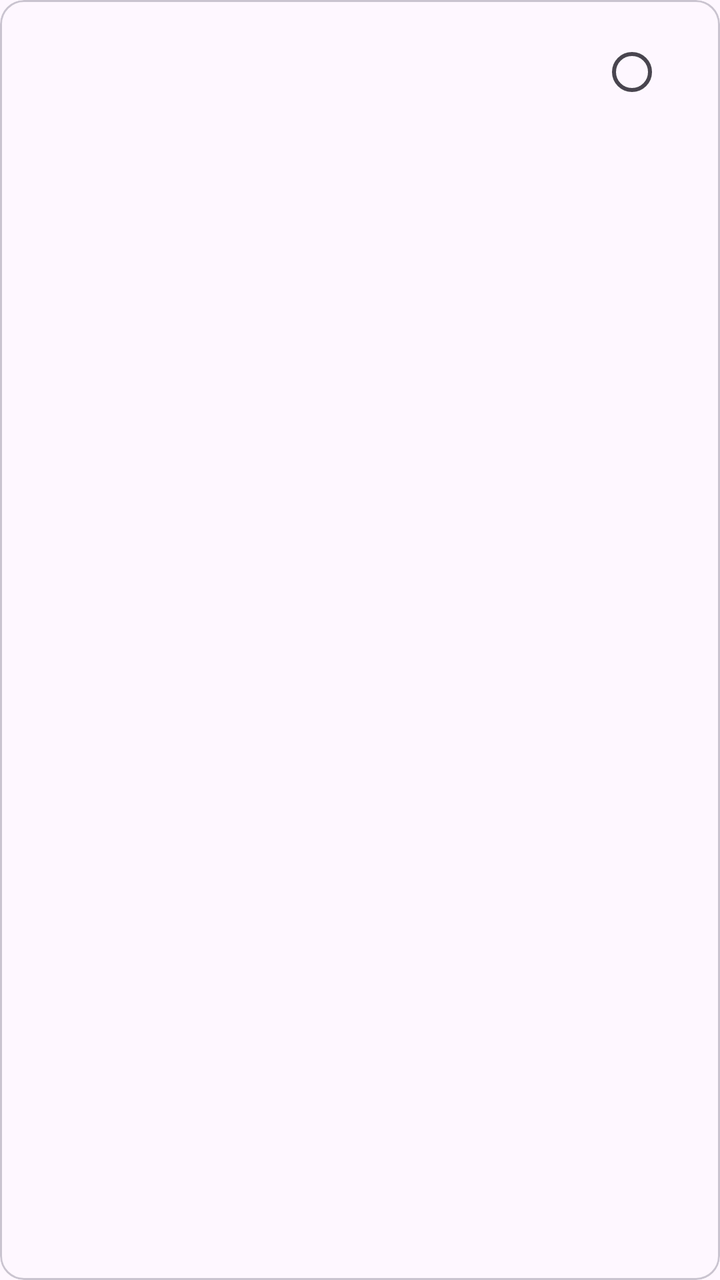
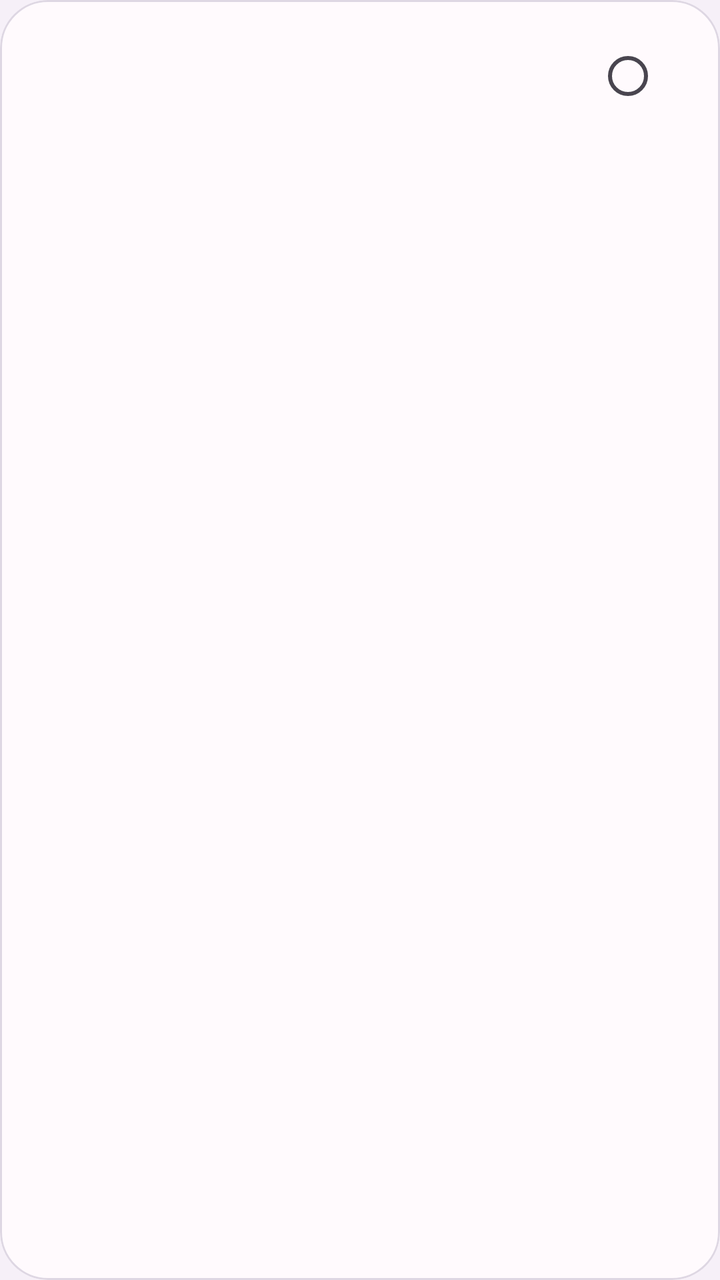

Screens rendered from an Android XML layout before and after an edit, with the pre-edit source and the edit as a unified diff.
<!-- AndroidManifest.xml: application theme Theme.Ouhuan -->
<!-- res/layout/item_assistant.xml -->
<?xml version="1.0" encoding="utf-8"?>
<com.google.android.material.card.MaterialCardView xmlns:android="http://schemas.android.com/apk/res/android"
    android:layout_width="match_parent"
    android:layout_height="wrap_content"
    android:layout_marginBottom="8dp"
    android:clickable="true"
    android:focusable="true">

    <LinearLayout
        android:layout_width="match_parent"
        android:layout_height="wrap_content"
        android:gravity="center_vertical"
        android:orientation="horizontal"
        android:padding="12dp">

        <ImageView
            android:id="@+id/ivIcon"
            android:layout_width="40dp"
            android:layout_height="40dp"
            android:contentDescription="@string/picker_title" />

        <LinearLayout
            android:layout_width="0dp"
            android:layout_height="wrap_content"
            android:layout_marginStart="12dp"
            android:layout_weight="1"
            android:orientation="vertical">

            <TextView
                android:id="@+id/tvLabel"
                android:layout_width="match_parent"
                android:layout_height="wrap_content"
                android:textSize="16sp"
                android:textStyle="bold" />

            <TextView
                android:id="@+id/tvSource"
                android:layout_width="match_parent"
                android:layout_height="wrap_content"
                android:textSize="12sp" />
        </LinearLayout>

        <RadioButton
            android:id="@+id/rbSelect"
            android:layout_width="wrap_content"
            android:layout_height="wrap_content"
            android:clickable="false"
            android:focusable="false" />
    </LinearLayout>
</com.google.android.material.card.MaterialCardView>
<!-- resources referenced by this layout -->
<resources>
  <string name="picker_title">选择助手</string>
  <style name="Theme.Ouhuan" parent="Theme.Material3.DayNight" />
</resources>

<!-- the commit's change to res/layout/item_assistant.xml (unified diff, before → after) -->
@@ -1,44 +1,39 @@
 <?xml version="1.0" encoding="utf-8"?>
 <com.google.android.material.card.MaterialCardView xmlns:android="http://schemas.android.com/apk/res/android"
+    xmlns:app="http://schemas.android.com/apk/res-auto"
     android:layout_width="match_parent"
     android:layout_height="wrap_content"
-    android:layout_marginBottom="8dp"
+    android:layout_marginBottom="10dp"
     android:clickable="true"
-    android:focusable="true">
+    android:focusable="true"
+    app:cardBackgroundColor="@color/ouhuan_card"
+    app:cardCornerRadius="24dp"
+    app:cardElevation="0dp"
+    app:strokeColor="@color/ouhuan_card_stroke"
+    app:strokeWidth="1dp">
 
     <LinearLayout
         android:layout_width="match_parent"
         android:layout_height="wrap_content"
         android:gravity="center_vertical"
         android:orientation="horizontal"
-        android:padding="12dp">
+        android:padding="14dp">
 
         <ImageView
             android:id="@+id/ivIcon"
-            android:layout_width="40dp"
-            android:layout_height="40dp"
+            android:layout_width="42dp"
+            android:layout_height="42dp"
             android:contentDescription="@string/picker_title" />
 
-        <LinearLayout
+        <TextView
+            android:id="@+id/tvLabel"
             android:layout_width="0dp"
             android:layout_height="wrap_content"
-            android:layout_marginStart="12dp"
+            android:layout_marginStart="14dp"
             android:layout_weight="1"
-            android:orientation="vertical">
-
-            <TextView
-                android:id="@+id/tvLabel"
-                android:layout_width="match_parent"
-                android:layout_height="wrap_content"
-                android:textSize="16sp"
-                android:textStyle="bold" />
-
-            <TextView
-                android:id="@+id/tvSource"
-                android:layout_width="match_parent"
-                android:layout_height="wrap_content"
-                android:textSize="12sp" />
-        </LinearLayout>
+            android:textColor="@color/ouhuan_text_main"
+            android:textSize="18sp"
+            android:textStyle="bold" />
 
         <RadioButton
             android:id="@+id/rbSelect"
<!-- resource entries referenced after the edit -->
@@ -1,6 +1,12 @@
 <!-- resources referenced by this layout -->
 <resources>
+  <color name="ouhuan_card">#FFFAFD</color>
+  <color name="ouhuan_card_stroke">#DED7E3</color>
+  <color name="ouhuan_text_main">#17141C</color>
   <string name="picker_title">选择助手</string>
-  <style name="Theme.Ouhuan" parent="Theme.Material3.DayNight" />
+  <style name="Theme.Ouhuan" parent="Theme.Material3.DayNight">
+          <item name="android:windowBackground">@color/ouhuan_bg</item>
+      </style>
+  <color name="ouhuan_bg">#F6F0F8</color>
 </resources>
 
